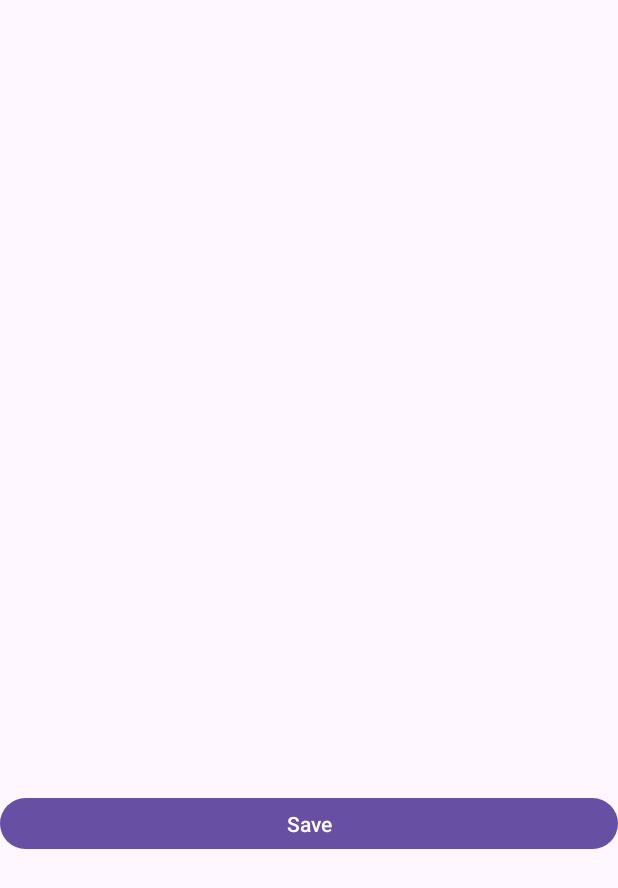
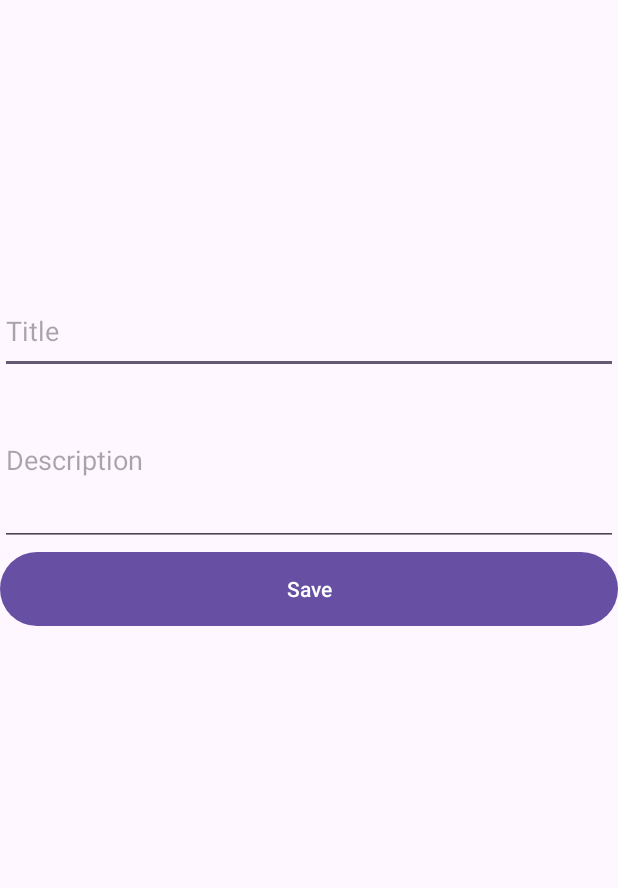
Before and after one commit to GinaHanaMi/social-media-content-saver, an Android app: the ReceiveDataActivity screen opened directly, with no data from a screen before it, on a phone screen of 412 x 824 dp. Shown: the top 888 px of the screen. Run offline under Robolectric (Android 15) with nearby library versions, the phone set to English and light mode, and no system bars.

Commit message:
Big changes
Class rename, new files, database structure correction, deletion of unimportan GUI elements, new classes for new tables, code cleanup

```diff
--- a/app/src/main/java/com/example/socialmediacontentsaver/DatabaseHelper.java
+++ b/app/src/main/java/com/example/socialmediacontentsaver/ContentDatabaseHelper.java
@@ -7,26 +7,27 @@ import android.database.sqlite.SQLiteOpenHelper;
 
 import androidx.annotation.Nullable;
 
-public class DatabaseHelper extends SQLiteOpenHelper {
+public class ContentDatabaseHelper extends SQLiteOpenHelper {
     public static final String DATABASE_NAME = "savedContent.db";
     public static final String TABLE_NAME = "saved_content_table";
 
     public static final String COL_1 = "id";
     public static final String COL_2 = "thumbnail";
     public static final String COL_3 = "title";
-    public static final String COL_4 = "platform";
-    public static final String COL_5 = "save_date";
-    public static final String COL_6 = "link";
+    public static final String COL_4 = "description";
+    public static final String COL_5 = "platform";
+    public static final String COL_6 = "save_date";
+    public static final String COL_7 = "link";
 
 
-    public DatabaseHelper(@Nullable Context context) {
+    public ContentDatabaseHelper(@Nullable Context context) {
         super(context, DATABASE_NAME, null, 1);
 
     }
 
     @Override
     public void onCreate(SQLiteDatabase db) {
-        db.execSQL("create table " + TABLE_NAME + " (ID INTEGER PRIMARY KEY AUTOINCREMENT,thumbnail TEXT,title TEXT, platform TEXT, save_date TEXT, link TEXT)");
+        db.execSQL("create table " + TABLE_NAME + " (ID INTEGER PRIMARY KEY AUTOINCREMENT,thumbnail TEXT,title TEXT, description TEXT, platform TEXT, save_date TEXT, link TEXT)");
     }
 
     @Override
@@ -35,14 +36,15 @@ public class DatabaseHelper extends SQLiteOpenHelper {
         onCreate(db);
     }
 
-    public boolean insertData(String thumbnail, String title, String platform, String save_date, String link) {
+    public boolean insertData(String thumbnail, String title, String description, String platform, String save_date, String link) {
         SQLiteDatabase db = this.getWritableDatabase();
         ContentValues contentValues = new ContentValues();
         contentValues.put(COL_2, thumbnail);
         contentValues.put(COL_3, title);
-        contentValues.put(COL_4, platform);
-        contentValues.put(COL_5, save_date);
-        contentValues.put(COL_6, link);
+        contentValues.put(COL_4, description);
+        contentValues.put(COL_5, platform);
+        contentValues.put(COL_6, save_date);
+        contentValues.put(COL_7, link);
         long result = db.insert(TABLE_NAME, null, contentValues);
         if (result == -1) {
             return false;
--- a/app/src/main/java/com/example/socialmediacontentsaver/ContentModel.java
+++ b/app/src/main/java/com/example/socialmediacontentsaver/ContentModel.java
@@ -4,14 +4,16 @@ public class ContentModel {
     String id;
     String thumbnail;
     String title;
+    String description;
     String platform;
     String save_date;
     String link;
 
-    public ContentModel(String id, String thumbnail, String title, String platform, String save_date, String link) {
+    public ContentModel(String id, String thumbnail, String title, String description, String platform, String save_date, String link) {
         this.id = id;
         this.thumbnail = thumbnail;
         this.title = title;
+        this.description = description;
         this.platform = platform;
         this.save_date = save_date;
         this.link = link;
--- /dev/null
+++ b/app/src/main/java/com/example/socialmediacontentsaver/MetadataFetchListener.java
@@ -0,0 +1,5 @@
+package com.example.socialmediacontentsaver;
+
+public interface MetadataFetchListener {
+    void onMetadataFetched(String title, String description, String thumbnailPath, String platform);
+}
--- a/app/src/main/java/com/example/socialmediacontentsaver/ReceiveDataActivity.java
+++ b/app/src/main/java/com/example/socialmediacontentsaver/ReceiveDataActivity.java
@@ -5,7 +5,7 @@ import android.os.Bundle;
 import android.view.View;
 import android.widget.Button;
 import android.widget.ImageView;
-import android.widget.TextView;
+import android.widget.EditText;
 import android.widget.Toast;
 
 import androidx.activity.EdgeToEdge;
@@ -14,42 +14,61 @@ import androidx.core.graphics.Insets;
 import androidx.core.view.ViewCompat;
 import androidx.core.view.WindowInsetsCompat;
 
+import java.util.Calendar;
+import java.util.Date;
+import java.text.DateFormat;
+import java.text.SimpleDateFormat;
+import android.annotation.SuppressLint;
+import android.graphics.BitmapFactory;
+
 public class ReceiveDataActivity extends AppCompatActivity {
-    DatabaseHelper myDb;
-    TextView receivingTxtTextView, receiveTitleTextView, receivePlatformTextView, receiveSaveDateTextView, receiveThumbnailPathTextView;
+    ContentDatabaseHelper myDb;
+    EditText receiveTitleEditText, receiveDescriptionEditText;
     ImageView receiveThumbnailImageView;
     Button saveContentButton;
+
+    String sharedText = "";
+    String thumbnail_path = "";
+    String platform = "";
 
     @Override
     protected void onCreate(Bundle savedInstanceState) {
         super.onCreate(savedInstanceState);
         EdgeToEdge.enable(this);
         setContentView(R.layout.activity_receive_data);
-        myDb = new DatabaseHelper(this);
 
-        receivingTxtTextView = findViewById(R.id.receivingTxt);
-        receiveTitleTextView = findViewById(R.id.receiveTitle);
-        receivePlatformTextView = findViewById(R.id.receivePlatform);
-        receiveSaveDateTextView = findViewById(R.id.receiveSaveDate);
+        myDb = new ContentDatabaseHelper(this);
+
+        receiveTitleEditText = findViewById(R.id.receiveTitle);
+        receiveDescriptionEditText = findViewById(R.id.receiveDescription);
         receiveThumbnailImageView = findViewById(R.id.receiveThumbnail);
-        receiveThumbnailPathTextView = findViewById(R.id.receiveThumbnailPath);
-
         saveContentButton = findViewById(R.id.saveContent);
 
         Intent intent = getIntent();
         String action = intent.getAction();
         String type = intent.getType();
 
-        AddData();
-
         if (Intent.ACTION_SEND.equals(action) && type != null) {
             if ("text/plain".equals(type)) {
-                String sharedText = intent.getStringExtra(Intent.EXTRA_TEXT);
+                sharedText = intent.getStringExtra(Intent.EXTRA_TEXT);
                 if (sharedText != null) {
-                    MetadataFetcher.fetchMetadata(this ,sharedText, receiveTitleTextView, receivePlatformTextView, receiveSaveDateTextView, receivingTxtTextView, receiveThumbnailImageView, receiveThumbnailPathTextView);
+                    MetadataFetcher.fetchMetadata(this, sharedText, new MetadataFetchListener() {
+                        @Override
+                        public void onMetadataFetched(String title, String description, String savedPath, String fetchedPlatform) {
+                            receiveTitleEditText.setText(title);
+                            receiveDescriptionEditText.setText(description);
+                            if (savedPath != null) {
+                                receiveThumbnailImageView.setImageBitmap(BitmapFactory.decodeFile(savedPath));
+                            }
+                            thumbnail_path = savedPath;
+                            platform = fetchedPlatform;
+                        }
+                    });
                 }
             }
         }
+
+        AddData();
 
         ViewCompat.setOnApplyWindowInsetsListener(findViewById(R.id.receive_data_root), (v, insets) -> {
             Insets systemBars = insets.getInsets(WindowInsetsCompat.Type.systemBars());
@@ -63,21 +82,26 @@ public class ReceiveDataActivity extends AppCompatActivity {
                 new View.OnClickListener() {
                     @Override
                     public void onClick(View v) {
+                        String pattern = "dd/MM/yyyy";
+                        @SuppressLint("SimpleDateFormat") DateFormat df = new SimpleDateFormat(pattern);
+                        Date currentTime = Calendar.getInstance().getTime();
+                        String currentTimeStringify = df.format(currentTime);
+
                         boolean isInserted = myDb.insertData(
-                                receiveThumbnailPathTextView.getText().toString(),
-                                receiveTitleTextView.getText().toString(),
-                                receivePlatformTextView.getText().toString(),
-                                receiveSaveDateTextView.getText().toString(),
-                                receivingTxtTextView.getText().toString()
+                                thumbnail_path,
+                                receiveTitleEditText.getText().toString(),
+                                receiveDescriptionEditText.getText().toString(),
+                                platform,
+                                currentTimeStringify,
+                                sharedText
                         );
-                        if(isInserted == true) {
+
+                        if (isInserted) {
                             Toast.makeText(ReceiveDataActivity.this, "Data inserted", Toast.LENGTH_LONG).show();
                             finishAffinity();
                         }
-
                     }
                 }
         );
     }
-
 }
--- a/app/src/main/res/layout/activity_receive_data.xml
+++ b/app/src/main/res/layout/activity_receive_data.xml
@@ -19,13 +19,6 @@
             android:scaleType="centerInside"
             tools:srcCompat="@tools:sample/backgrounds/scenic" />
 
-        <TextView
-            android:id="@+id/receiveThumbnailPath"
-            android:layout_width="0dp"
-            android:layout_height="0dp"
-            tools:visibility="invisible"
-            android:text=""
-            />
 
         <FrameLayout
             android:id="@+id/dataFrame"
@@ -37,29 +30,22 @@
                 android:layout_height="match_parent"
                 android:orientation="vertical">
 
-                <TextView
+                <EditText
                     android:id="@+id/receiveTitle"
                     android:layout_width="match_parent"
                     android:layout_height="0dp"
-                    android:layout_weight="2" />
+                    android:layout_weight="1"
+                    android:hint="Title"
+                    android:inputType="text"
+                    android:singleLine="true" />
 
-                <TextView
-                    android:id="@+id/receivePlatform"
+                <EditText
+                    android:id="@+id/receiveDescription"
                     android:layout_width="match_parent"
                     android:layout_height="0dp"
-                    android:layout_weight="2" />
-
-                <TextView
-                    android:id="@+id/receiveSaveDate"
-                    android:layout_width="match_parent"
-                    android:layout_height="0dp"
-                    android:layout_weight="2" />
-
-                <TextView
-                    android:id="@+id/receivingTxt"
-                    android:layout_width="match_parent"
-                    android:layout_height="0dp"
-                    android:layout_weight="2" />
+                    android:layout_weight="2"
+                    android:hint="Description"
+                    android:inputType="text" />
 
                 <Button
                     android:id="@+id/saveContent"
@@ -72,7 +58,7 @@
                     android:id="@+id/foldersFrame"
                     android:layout_width="match_parent"
                     android:layout_height="0dp"
-                    android:layout_weight="6">
+                    android:layout_weight="7">
 
                     <ScrollView
                         android:layout_width="match_parent"
```
Also changed, not shown: app/src/main/java/com/example/socialmediacontentsaver/FolderContentAssociationHelper.java (added, +37 -0 lines), app/src/main/java/com/example/socialmediacontentsaver/FolderDatabaseHelper.java (added, +45 -0 lines), app/src/main/java/com/example/socialmediacontentsaver/MetadataFetcher.java (+36 -60 lines).
